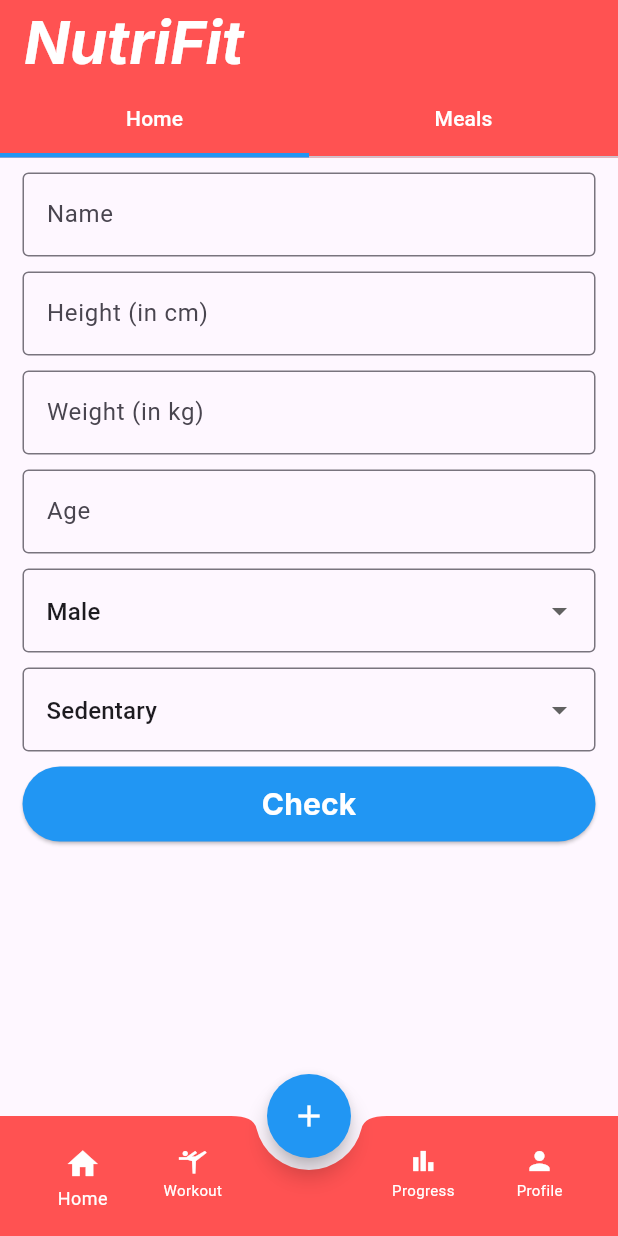
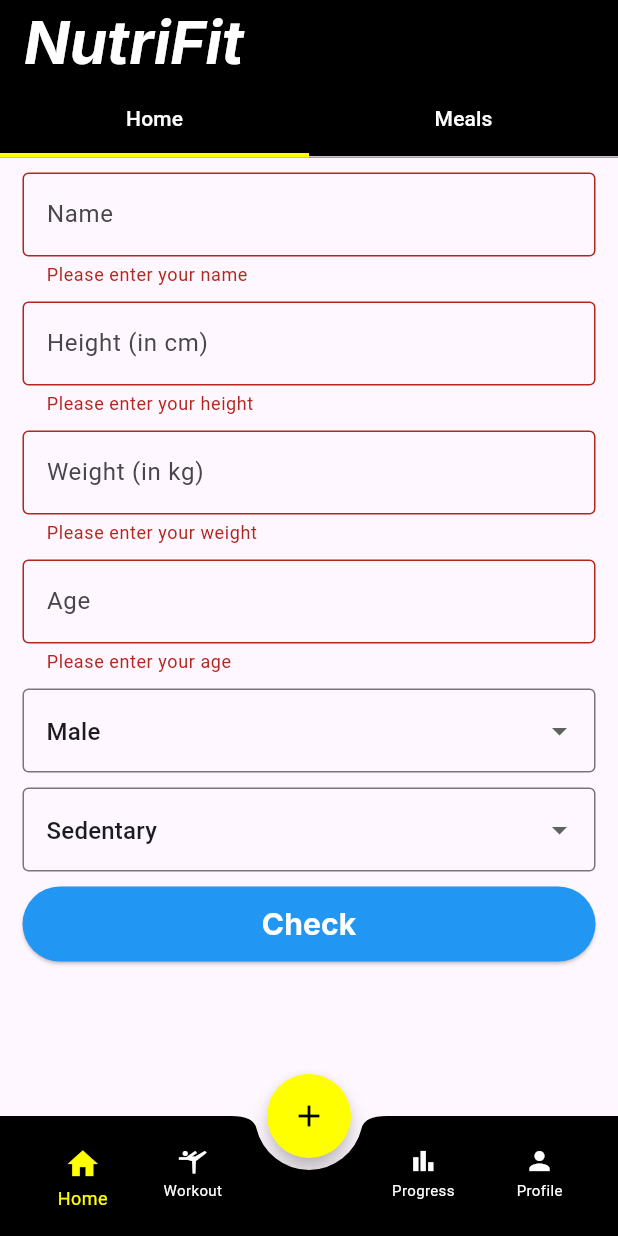
Before and after one commit to absharul/NutriFit, a Flutter app: the screen it shows after launch, after a tap on "Check", on a phone screen of 412 x 824 dp. Run offline on Flutter 3.47's test engine with Material 3 defaults, Android fonts, the phone set to English and light mode, and no system bars; our stand-ins replace flutter_riverpod, go_router, google_fonts.

Commit message:
Display Funtion Implemented

```diff
--- /dev/null
+++ b/lib/Provider/calorie_protein_provider.dart
@@ -0,0 +1,21 @@
+import 'package:flutter_riverpod/flutter_riverpod.dart';
+import '../Services/Calucations/calculation_helper.dart';
+
+final calorieProteinProvider = Provider.autoDispose.family<Map<String, List<int>>, Map<String, dynamic>>(
+      (ref, params) {
+
+    final age = params['age'] as int;
+    final activityLevel = params['activityLevel'] as ActivityLevel;
+    final gender = params['gender'] as String;
+    final height = params['height'] as int;
+    final weight = params['weight'] as int;
+
+    return calculateCaloriesAndProtein(
+      age: age,
+      activityLevel: activityLevel,
+      gender: gender,
+      height: height,
+      weight: weight,
+    );
+  },
+);
--- a/lib/Screens/home_screen.dart
+++ b/lib/Screens/home_screen.dart
@@ -1,19 +1,25 @@
+//home_screen.dart
+
 import 'package:flutter/cupertino.dart';
 import 'package:flutter/material.dart';
+import 'package:flutter_riverpod/flutter_riverpod.dart';
 import 'package:google_fonts/google_fonts.dart';
 import '../Widgets/User_Form/user_info_widget.dart';
 
-class HomeScreen extends StatefulWidget {
+class HomeScreen extends ConsumerStatefulWidget {
   const HomeScreen({super.key});
 
   @override
-  State<HomeScreen> createState() => _HomeScreenState();
+  ConsumerState<HomeScreen> createState() => _HomeScreenState();
 }
 
-class _HomeScreenState extends State<HomeScreen>
+class _HomeScreenState extends ConsumerState<HomeScreen>
     with SingleTickerProviderStateMixin {
   int _selectedIndex = 0;
   late TabController _tabController;
+
+  Map<String, dynamic>? userData;
+  Map<String, List<int>>? calculationResults;
 
   @override
   void initState() {
@@ -28,6 +34,18 @@ class _HomeScreenState extends State<HomeScreen>
     });
   }
 
+  void _handleFormSubmit(Map<String, dynamic> userData, Map<String, List<int>> results) {
+    print('Form Submitted');
+    print('User Data: $userData');
+    print('Calculation Results: $results');
+
+    setState(() {
+      this.userData = userData;
+      this.calculationResults = results;
+    });
+  }
+
+
   @override
   void dispose() {
     // TODO: implement dispose
@@ -39,7 +57,7 @@ class _HomeScreenState extends State<HomeScreen>
   Widget build(BuildContext context) {
     return Scaffold(
       appBar: AppBar(
-        backgroundColor: Colors.redAccent,
+        backgroundColor: Colors.black,
         title: Text(
           "NutriFit",
           style: GoogleFonts.inter(
@@ -50,7 +68,7 @@ class _HomeScreenState extends State<HomeScreen>
         ),
         bottom: TabBar(
           indicatorWeight: 3.0,
-          indicatorColor: Colors.blue,
+          indicatorColor: Colors.yellowAccent,
           indicatorSize: TabBarIndicatorSize.tab,
           unselectedLabelColor: Colors.white,
           labelColor: Colors.white,
@@ -63,13 +81,59 @@ class _HomeScreenState extends State<HomeScreen>
       ),
       body: TabBarView(
         controller: _tabController,
-        children: const [
+        children:  [
           Column(
             children: [
-              UserFormWidget(), // Content for Tab 1
+              UserFormWidget(onFormSubmit: _handleFormSubmit),
+              if (userData != null && calculationResults != null) ...[
+                Card(
+                  elevation: 5,
+                  margin: const EdgeInsets.all(16),
+                  shape: RoundedRectangleBorder(
+                    borderRadius: BorderRadius.circular(12),
+                  ),
+                  child: SizedBox(
+                    width: MediaQuery.of(context).size.width * 0.9,
+                    height: 200,
+                  child: Padding(
+                  padding: const EdgeInsets.all(16.0),
+    child: Column(
+    crossAxisAlignment: CrossAxisAlignment.start,
+    children: [
+    Text(
+    'Hello, ${userData!['name']}!',
+    style: GoogleFonts.inter(
+    fontSize: 20,
+    fontWeight: FontWeight.bold,
+    color: Colors.black,
+    ),
+    ),
+    const SizedBox(height: 10),
+    Text(
+    'Calories: ${calculationResults!['Calorie']?.join(' - ')}',
+    style: const TextStyle(
+    fontSize: 16,
+    color: Colors.black,
+    ),
+    ),
+    const SizedBox(height: 5),
+    Text(
+    'Protein: ${calculationResults!['Protein']?.join(' - ')}',
+    style: const TextStyle(
+    fontSize: 16,
+    color: Colors.black,
+    ),
+    ),
+    ],
+    ),
+    ),
+                  ),
+
+                ),
+              ],
             ],
           ),
-          Center(
+          const Center(
             child: Text('Tab 2 Content'), // Content for Tab 2
           ),
         ],
@@ -79,15 +143,15 @@ class _HomeScreenState extends State<HomeScreen>
           // Action for FAB
         },
         shape: const CircleBorder(),
-        backgroundColor: Colors.blue,
+        backgroundColor: Colors.yellowAccent,
         child: const Icon(
           Icons.add,
-          color: Colors.white,
+          color: Colors.black,
         ),
       ),
       floatingActionButtonLocation: FloatingActionButtonLocation.centerDocked,
       bottomNavigationBar: BottomAppBar(
-        color: Colors.redAccent,
+        color: Colors.black,
         shape: const CircularNotchedRectangle(),
         notchMargin: 8.0,
         child: Row(
@@ -106,19 +170,19 @@ class _HomeScreenState extends State<HomeScreen>
                       duration: const Duration(milliseconds: 100),
                       curve: Curves.easeOut,
                       transform: Matrix4.identity()..scale(scale),
-                      child: const Column(
+                      child: Column(
                         children: [
                           Icon(
                             Icons.home,
-                            color: Colors.white,
+                            color: _selectedIndex == 0 ? Colors.yellowAccent : Colors.white,
                             size: 20,
                           ),
-                          SizedBox(
+                          const SizedBox(
                             height: 2.0,
                           ),
                           Text(
                             'Home',
-                            style: TextStyle(color: Colors.white, fontSize: 10),
+                            style: TextStyle(color: _selectedIndex == 0 ? Colors.yellowAccent : Colors.white, fontSize: 10),
                           )
                         ],
                       )),
@@ -141,19 +205,19 @@ class _HomeScreenState extends State<HomeScreen>
                     duration: const Duration(milliseconds: 100),
                     curve: Curves.easeOut,
                     transform: Matrix4.identity()..scale(scale),
-                    child: const Column(
+                    child:  Column(
                       children: [
                         Icon(
                           Icons.sports_gymnastics_outlined,
-                          color: Colors.white,
+                          color: _selectedIndex == 1 ? Colors.yellowAccent : Colors.white,
                           size: 20,
                         ),
-                        SizedBox(
+                        const SizedBox(
                           height: 2.0,
                         ),
                         Text(
                           'Workout',
-                          style: TextStyle(color: Colors.white, fontSize: 10),
+                          style: TextStyle(color: _selectedIndex == 1 ? Colors.yellowAccent : Colors.white, fontSize: 10),
                         )
                       ],
                     ),
@@ -179,19 +243,19 @@ class _HomeScreenState extends State<HomeScreen>
                     duration: const Duration(milliseconds: 100),
                     curve: Curves.easeOut,
                     transform: Matrix4.identity()..scale(scale),
-                    child: const Column(
+                    child: Column(
                       children: [
                         Icon(
                           Icons.bar_chart,
-                          color: Colors.white,
+                          color: _selectedIndex == 2 ? Colors.yellowAccent : Colors.white,
                           size: 20,
                         ),
-                        SizedBox(
+                        const SizedBox(
                           height: 2.0,
                         ),
                         Text(
                           'Progress',
-                          style: TextStyle(color: Colors.white, fontSize: 10),
+                          style: TextStyle(color: _selectedIndex == 2 ? Colors.yellowAccent : Colors.white, fontSize: 10),
                         )
                       ],
                     ),
@@ -216,19 +280,19 @@ class _HomeScreenState extends State<HomeScreen>
                       duration: const Duration(milliseconds: 100),
                       curve: Curves.easeOut,
                       transform: Matrix4.identity()..scale(scale),
-                      child: const Column(
+                      child: Column(
                         children: [
                           Icon(
                             Icons.person,
-                            color: Colors.white,
+                            color: _selectedIndex == 3 ? Colors.yellowAccent : Colors.white,
                             size: 20,
                           ),
-                          SizedBox(
+                          const SizedBox(
                             height: 2.0,
                           ),
                           Text(
                             'Profile',
-                            style: TextStyle(color: Colors.white, fontSize: 10),
+                            style: TextStyle(color: _selectedIndex == 3 ? Colors.yellowAccent : Colors.white, fontSize: 10),
                           )
                         ],
                       )),
--- a/lib/Screens/splash_screen.dart
+++ b/lib/Screens/splash_screen.dart
@@ -25,7 +25,7 @@ class _SplashScreenState extends State<SplashScreen> {
   @override
   Widget build(BuildContext context) {
     return Scaffold(
-      backgroundColor: Colors.redAccent,
+      backgroundColor: Colors.black,
       body: Center(
           child: Text("NutriFit", style: GoogleFonts.inter(
             fontSize: 40,
--- a/lib/Services/Calucations/calculation_helper.dart
+++ b/lib/Services/Calucations/calculation_helper.dart
@@ -1,3 +1,5 @@
+//calculation_helper.dart
+
 import 'package:flutter/material.dart';
 
 // Enum to represent activity levels
--- a/lib/Widgets/User_Form/user_info_widget.dart
+++ b/lib/Widgets/User_Form/user_info_widget.dart
@@ -1,8 +1,13 @@
 import 'package:flutter/material.dart';
+import 'package:flutter/services.dart';
+import '../../Services/Calucations/calculation_helper.dart';
 import '../../Utils/constants.dart';
 
+
 class UserFormWidget extends StatefulWidget {
-  const UserFormWidget({Key? key}) : super(key: key);
+  const UserFormWidget({Key? key, required this.onFormSubmit}) : super(key: key);
+
+  final void Function(Map<String, dynamic>, Map<String, List<int>>) onFormSubmit;
 
   @override
   _UserFormWidgetState createState() => _UserFormWidgetState();
@@ -19,55 +24,100 @@ class _UserFormWidgetState extends State<UserFormWidget> {
   String selectedActivity = "Sedentary";
   String selectedGender = "Male";
 
+  final _formKey = GlobalKey<FormState>(); // Global key for form validation
+
+  // Form Validation
+  bool _validateForm() {
+    if (!_formKey.currentState!.validate()) {
+      return false; // If validation fails, return false
+    }
+    return true; // If all fields are valid, return true
+  }
+
   @override
   Widget build(BuildContext context) {
-    return Column(
+    return Form(
+      key: _formKey,
+      child: Column(
         children: [
           // Name input
           Padding(
             padding: const EdgeInsets.only(left: 15.0, right: 15.0, top: 10.0),
-          child: TextField(
+            child: TextFormField(
               controller: nameController,
               decoration: const InputDecoration(
                 hintText: 'Name',
                 border: OutlineInputBorder(),
               ),
+              validator: (value) {
+                if (value == null || value.isEmpty) {
+                  return 'Please enter your name';
+                }
+                return null;
+              },
             ),
           ),
           // Height input
           Padding(
             padding: const EdgeInsets.only(left: 15.0, right: 15.0, top: 10.0),
-          child: TextField(
+            child: TextFormField(
               controller: heightController,
               keyboardType: TextInputType.number,
               decoration: const InputDecoration(
                 hintText: 'Height (in cm)',
                 border: OutlineInputBorder(),
               ),
+              validator: (value) {
+                if (value == null || value.isEmpty) {
+                  return 'Please enter your height';
+                }
+                if (int.tryParse(value) == null) {
+                  return 'Please enter a valid number for height';
+                }
+                return null;
+              },
             ),
           ),
           // Weight input
           Padding(
             padding: const EdgeInsets.only(left: 15.0, right: 15.0, top: 10.0),
-          child: TextField(
+            child: TextFormField(
               controller: weightController,
               keyboardType: TextInputType.number,
               decoration: const InputDecoration(
                 hintText: 'Weight (in kg)',
                 border: OutlineInputBorder(),
               ),
+              validator: (value) {
+                if (value == null || value.isEmpty) {
+                  return 'Please enter your weight';
+                }
+                if (int.tryParse(value) == null) {
+                  return 'Please enter a valid number for weight';
+                }
+                return null;
+              },
             ),
           ),
           // Age input
           Padding(
             padding: const EdgeInsets.only(left: 15.0, right: 15.0, top: 10.0),
-          child: TextField(
+            child: TextFormField(
               controller: ageController,
               keyboardType: TextInputType.number,
               decoration: const InputDecoration(
                 hintText: 'Age',
                 border: OutlineInputBorder(),
               ),
+              validator: (value) {
+                if (value == null || value.isEmpty) {
+                  return 'Please enter your age';
+                }
+                if (int.tryParse(value) == null) {
+                  return 'Please enter a valid number for age';
+                }
+                return null;
+              },
             ),
           ),
           // Gender selection
@@ -116,6 +166,7 @@ class _UserFormWidgetState extends State<UserFormWidget> {
               }).toList(),
             ),
           ),
+          // Submit Button
           Padding(
             padding: const EdgeInsets.only(left: 15.0, right: 15.0, top: 10.0),
             child: ElevatedButton(
@@ -124,12 +175,19 @@ class _UserFormWidgetState extends State<UserFormWidget> {
                 minimumSize: WidgetStateProperty.all(const Size(200, 50)),
               ),
               onPressed: () {
-              // Add functionality when the button is pressed
-              print("Name: ${nameController.text}");
-              print("Height: ${heightController.text}");
-              print("Weight: ${weightController.text}");
-              print("Age: ${ageController.text}");
-              print("Activity: $selectedActivity");
+                if (_validateForm()) {
+                  Map<String, dynamic> userData = getUserData();
+                  Map<String, List<int>> results = calculateCaloriesAndProtein(
+                    age: userData['age'],
+                    activityLevel: ActivityLevel.values.firstWhere(
+                          (e) => e.toString().split('.').last == userData['activityLevel'],
+                    ),
+                    gender: userData['gender'],
+                    height: userData['height'],
+                    weight: userData['weight'],
+                  );
+                  widget.onFormSubmit(userData, results); // Pass data to parent widget
+                }
               },
               child: Center(
                 child: Text('Check', style: appFont),
@@ -137,12 +195,12 @@ class _UserFormWidgetState extends State<UserFormWidget> {
           ),
           ),
         ],
+      ),
     );
   }
 
-  // Return values for calculation
   Map<String, dynamic> getUserData() {
-    return {
+    final userData = {
       'name': nameController.text,
       'height': int.tryParse(heightController.text) ?? 0,
       'weight': int.tryParse(weightController.text) ?? 0,
@@ -150,5 +208,9 @@ class _UserFormWidgetState extends State<UserFormWidget> {
       'activityLevel': selectedActivity,
       'gender': selectedGender,
     };
+
+    print('User Data: $userData');  // Debugging line
+    return userData;
   }
+
 }
```
Lines whose indentation alone changed are shown as unchanged.
